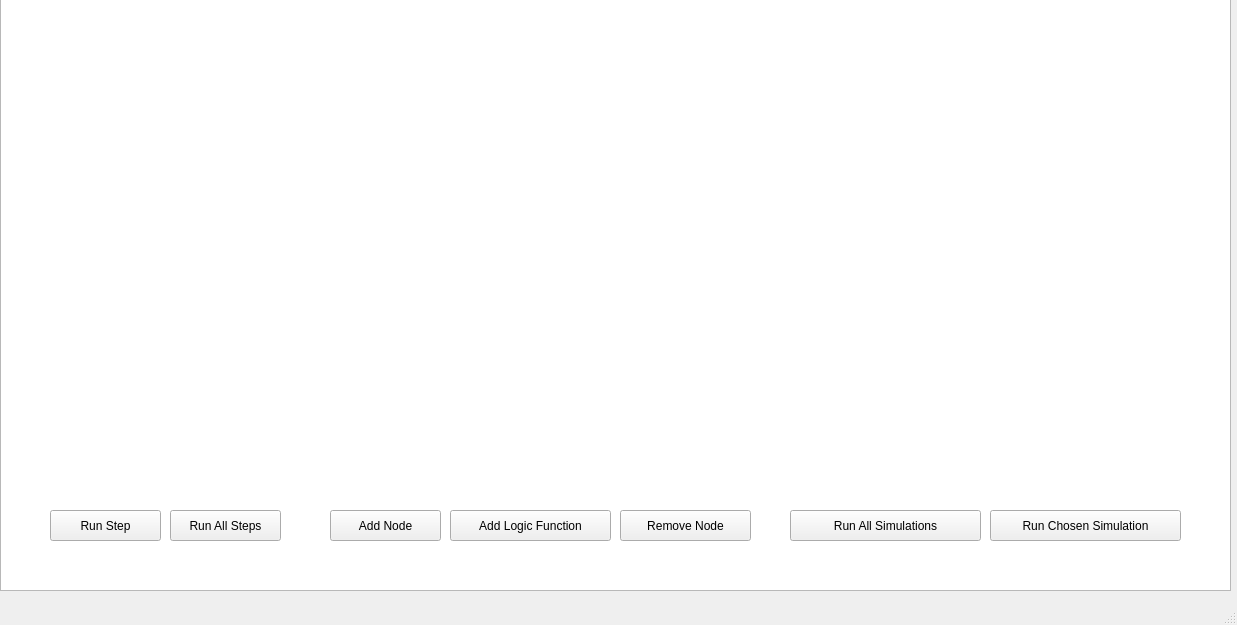
Above: mainwindow.ui from clara2023/DCS_redes_booleanas before the change. Below: the same form after it.
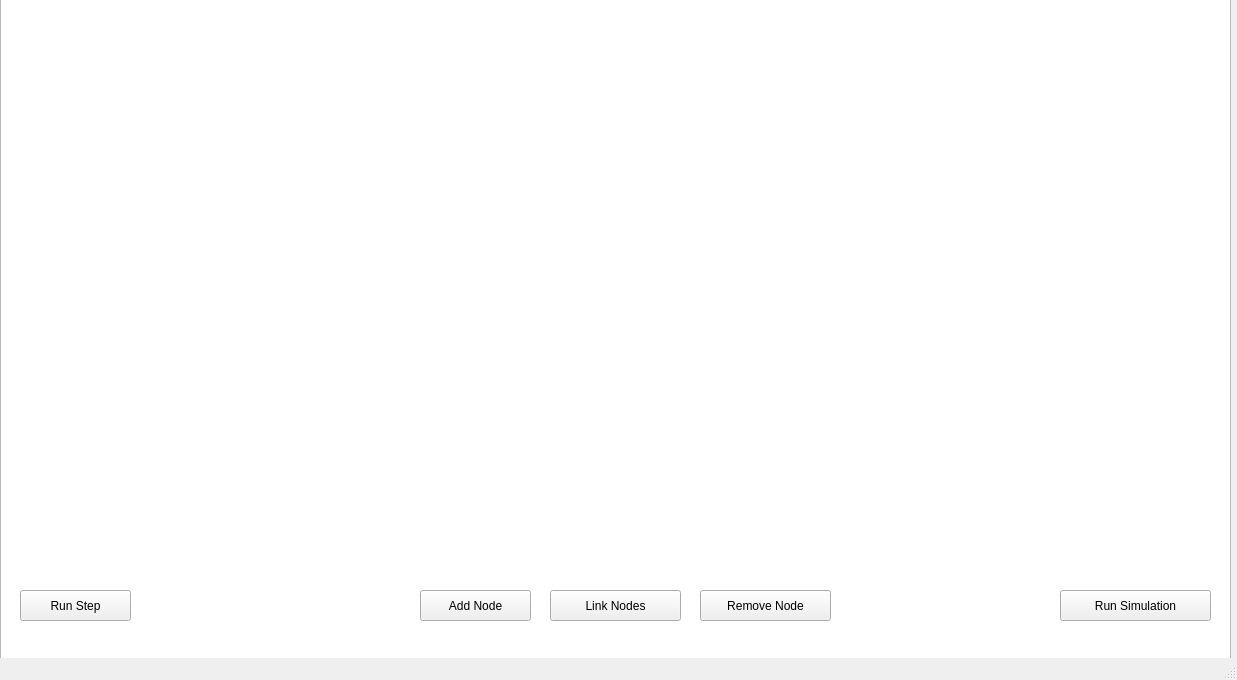
That is the form after the change.

Commit message: Working on linking nodes UI

The edit to the form file:
```diff
--- a/mainwindow.ui
+++ b/mainwindow.ui
@@ -7,7 +7,7 @@
     <x>0</x>
     <y>0</y>
     <width>1237</width>
-    <height>625</height>
+    <height>680</height>
    </rect>
   </property>
   <property name="windowTitle">
@@ -20,15 +20,15 @@
       <x>0</x>
       <y>-10</y>
       <width>1231</width>
-      <height>601</height>
+      <height>671</height>
      </rect>
     </property>
    </widget>
    <widget class="QPushButton" name="runStepButton">
     <property name="geometry">
      <rect>
-      <x>50</x>
-      <y>510</y>
+      <x>20</x>
+      <y>590</y>
       <width>111</width>
       <height>31</height>
      </rect>
@@ -37,24 +37,11 @@
      <string>Run Step</string>
     </property>
    </widget>
-   <widget class="QPushButton" name="runAllStepsButton">
-    <property name="geometry">
-     <rect>
-      <x>170</x>
-      <y>510</y>
-      <width>111</width>
-      <height>31</height>
-     </rect>
-    </property>
-    <property name="text">
-     <string>Run All Steps</string>
-    </property>
-   </widget>
    <widget class="QPushButton" name="addNodeButton">
     <property name="geometry">
      <rect>
-      <x>330</x>
-      <y>510</y>
+      <x>420</x>
+      <y>590</y>
       <width>111</width>
       <height>31</height>
      </rect>
@@ -63,11 +50,50 @@
      <string>Add Node</string>
     </property>
    </widget>
+   <widget class="QPushButton" name="linkNodesButton">
+    <property name="geometry">
+     <rect>
+      <x>550</x>
+      <y>590</y>
+      <width>131</width>
+      <height>31</height>
+     </rect>
+    </property>
+    <property name="text">
+     <string>Link Nodes</string>
+    </property>
+   </widget>
+   <widget class="QPushButton" name="runSimulationButton">
+    <property name="geometry">
+     <rect>
+      <x>1060</x>
+      <y>590</y>
+      <width>151</width>
+      <height>31</height>
+     </rect>
+    </property>
+    <property name="text">
+     <string>Run Simulation</string>
+    </property>
+   </widget>
+   <widget class="QLabel" name="statusLabel">
+    <property name="geometry">
+     <rect>
+      <x>510</x>
+      <y>540</y>
+      <width>201</width>
+      <height>20</height>
+     </rect>
+    </property>
+    <property name="text">
+     <string/>
+    </property>
+   </widget>
    <widget class="QPushButton" name="removeNodeButton">
     <property name="geometry">
      <rect>
-      <x>620</x>
-      <y>510</y>
+      <x>700</x>
+      <y>590</y>
       <width>131</width>
       <height>31</height>
      </rect>
@@ -76,45 +102,6 @@
      <string>Remove Node</string>
     </property>
    </widget>
-   <widget class="QPushButton" name="runAllSimulationsButton">
-    <property name="geometry">
-     <rect>
-      <x>790</x>
-      <y>510</y>
-      <width>191</width>
-      <height>31</height>
-     </rect>
-    </property>
-    <property name="text">
-     <string>Run All Simulations</string>
-    </property>
-   </widget>
-   <widget class="QPushButton" name="runChosenSimulationButton">
-    <property name="geometry">
-     <rect>
-      <x>990</x>
-      <y>510</y>
-      <width>191</width>
-      <height>31</height>
-     </rect>
-    </property>
-    <property name="text">
-     <string>Run Chosen Simulation</string>
-    </property>
-   </widget>
-   <widget class="QPushButton" name="addLogicFunctionButton">
-    <property name="geometry">
-     <rect>
-      <x>450</x>
-      <y>510</y>
-      <width>161</width>
-      <height>31</height>
-     </rect>
-    </property>
-    <property name="text">
-     <string>Add Logic Function</string>
-    </property>
-   </widget>
   </widget>
   <widget class="QMenuBar" name="menubar">
    <property name="geometry">
```
The commit also changes 6 other files.
